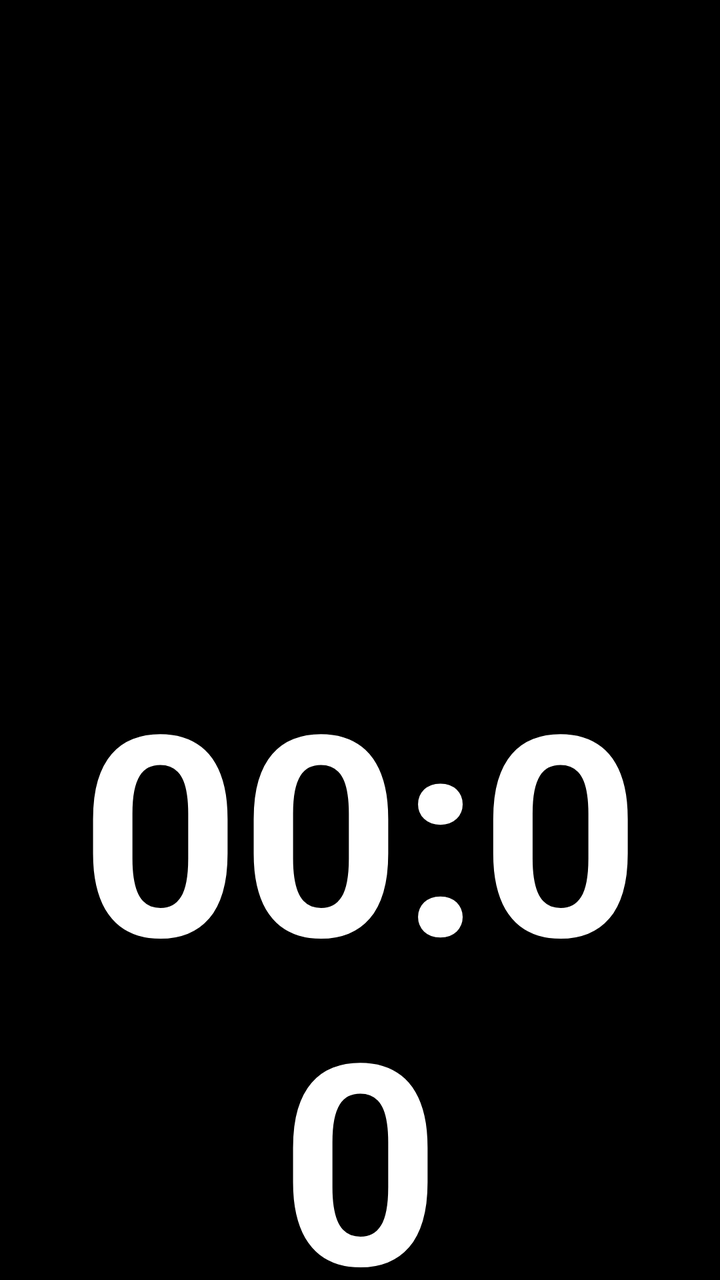
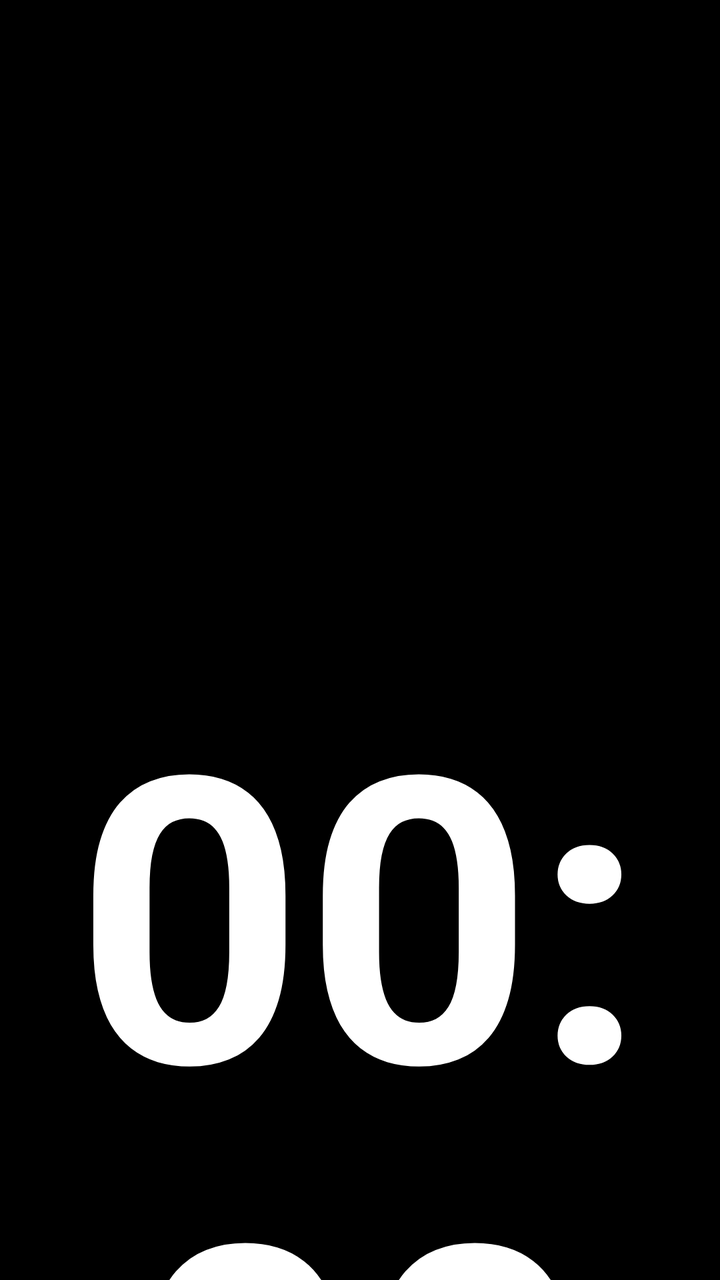

The first picture is an Android layout as it rendered before a commit; the second is the same layout after the commit. The layout source and the unified diff follow.
<!-- AndroidManifest.xml: application theme Theme.AppCompat.NoActionBar -->
<!-- res/layout/activity_main.xml -->
<?xml version="1.0" encoding="utf-8"?>
<LinearLayout xmlns:android="http://schemas.android.com/apk/res/android"
    android:layout_width="match_parent"
    android:layout_height="match_parent"
    android:background="#000000"
    android:orientation="vertical"
    android:weightSum="2">

    
    <RelativeLayout
        android:layout_width="match_parent"
        android:layout_height="0dp"
        android:layout_weight="1">

        <TextSwitcher
            android:id="@+id/topInfoSwitcher"
            android:layout_width="match_parent"
            android:layout_height="match_parent"
            android:layout_centerInParent="true" />

    </RelativeLayout>

    
    <RelativeLayout
        android:layout_width="match_parent"
        android:layout_height="0dp"
        android:layout_weight="1">

        <TextClock
            android:id="@+id/clockView"
            android:layout_width="match_parent"
            android:layout_height="match_parent"
            android:gravity="center"
            android:format12Hour="HH:mm"
            android:format24Hour="HH:mm"
            android:textColor="#FFFFFF"
            android:textSize="140sp"
            android:textStyle="bold" />

    </RelativeLayout>

</LinearLayout>
<!-- resources referenced by this layout -->
<resources>

</resources>

<!-- the commit's change to res/layout/activity_main.xml (unified diff, before → after) -->
@@ -34,7 +34,7 @@
             android:format12Hour="HH:mm"
             android:format24Hour="HH:mm"
             android:textColor="#FFFFFF"
-            android:textSize="140sp"
+            android:textSize="200sp"
             android:textStyle="bold" />
 
     </RelativeLayout>
